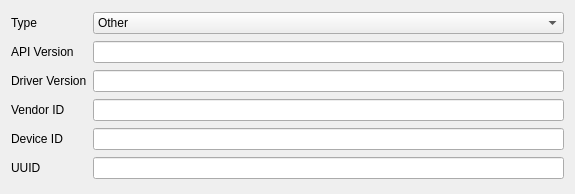
kuumies/vulkan_capabilities, file src/ui/vk_physical_device_widget.ui: the form before one commit.
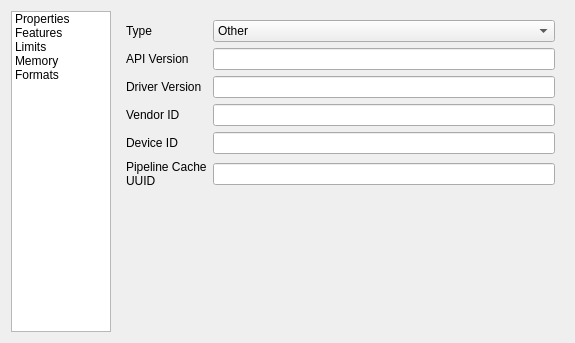
The form after the commit.

```diff
--- a/src/ui/vk_physical_device_widget.ui
+++ b/src/ui/vk_physical_device_widget.ui
@@ -7,13 +7,76 @@
     <x>0</x>
     <y>0</y>
     <width>575</width>
-    <height>194</height>
+    <height>343</height>
    </rect>
   </property>
   <property name="windowTitle">
    <string>Form</string>
   </property>
+  <layout class="QHBoxLayout" name="horizontalLayout">
+   <item>
+    <widget class="QListWidget" name="listWidget">
+     <property name="maximumSize">
+      <size>
+       <width>100</width>
+       <height>16777215</height>
+      </size>
+     </property>
+     <item>
+      <property name="text">
+       <string>Properties</string>
+      </property>
+     </item>
+     <item>
+      <property name="text">
+       <string>Features</string>
+      </property>
+     </item>
+     <item>
+      <property name="text">
+       <string>Limits</string>
+      </property>
+     </item>
+     <item>
+      <property name="text">
+       <string>Memory</string>
+      </property>
+     </item>
+     <item>
+      <property name="text">
+       <string>Formats</string>
+      </property>
+     </item>
+    </widget>
+   </item>
+   <item>
+    <widget class="QStackedWidget" name="stackedWidget">
+     <property name="currentIndex">
+      <number>0</number>
+     </property>
+     <widget class="QWidget" name="page">
   <layout class="QGridLayout" name="gridLayout">
+       <item row="2" column="1">
+        <widget class="QLineEdit" name="driverVersion"/>
+       </item>
+       <item row="3" column="1">
+        <widget class="QLineEdit" name="vendorId"/>
+       </item>
+       <item row="5" column="0">
+        <widget class="QLabel" name="label_6">
+         <property name="text">
+          <string>Pipeline Cache
+UUID</string>
+         </property>
+        </widget>
+       </item>
+       <item row="4" column="0">
+        <widget class="QLabel" name="label_5">
+         <property name="text">
+          <string>Device ID</string>
+         </property>
+        </widget>
+       </item>
    <item row="0" column="0">
     <widget class="QLabel" name="label">
      <property name="text">
@@ -50,26 +113,9 @@
      </item>
     </widget>
    </item>
-   <item row="1" column="0">
-    <widget class="QLabel" name="label_2">
-     <property name="text">
-      <string>API Version</string>
-     </property>
-    </widget>
-   </item>
    <item row="1" column="1">
     <widget class="QLineEdit" name="apiVersion"/>
    </item>
-   <item row="2" column="0">
-    <widget class="QLabel" name="label_3">
-     <property name="text">
-      <string>Driver Version</string>
-     </property>
-    </widget>
-   </item>
-   <item row="2" column="1">
-    <widget class="QLineEdit" name="driverVersion"/>
-   </item>
    <item row="3" column="0">
     <widget class="QLabel" name="label_4">
      <property name="text">
@@ -77,29 +123,47 @@
      </property>
     </widget>
    </item>
-   <item row="3" column="1">
-    <widget class="QLineEdit" name="vendorId"/>
-   </item>
-   <item row="4" column="0">
-    <widget class="QLabel" name="label_5">
+       <item row="1" column="0">
+        <widget class="QLabel" name="label_2">
      <property name="text">
-      <string>Device ID</string>
+          <string>API Version</string>
      </property>
     </widget>
    </item>
    <item row="4" column="1">
     <widget class="QLineEdit" name="deviceId"/>
    </item>
-   <item row="5" column="0">
-    <widget class="QLabel" name="label_6">
+       <item row="2" column="0">
+        <widget class="QLabel" name="label_3">
      <property name="text">
-      <string>UUID</string>
+          <string>Driver Version</string>
      </property>
     </widget>
    </item>
    <item row="5" column="1">
     <widget class="QLineEdit" name="uuid"/>
    </item>
+       <item row="6" column="1">
+        <spacer name="verticalSpacer">
+         <property name="orientation">
+          <enum>Qt::Vertical</enum>
+         </property>
+         <property name="sizeHint" stdset="0">
+          <size>
+           <width>20</width>
+           <height>40</height>
+          </size>
+         </property>
+        </spacer>
+       </item>
+      </layout>
+     </widget>
+     <widget class="QWidget" name="page_2"/>
+     <widget class="QWidget" name="page_3"/>
+     <widget class="QWidget" name="page_4"/>
+     <widget class="QWidget" name="page_5"/>
+    </widget>
+   </item>
   </layout>
  </widget>
  <resources/>
```
Left out of the diff: 19 changed lines with no effect on the pictures. Lines whose indentation alone changed are shown as unchanged.
